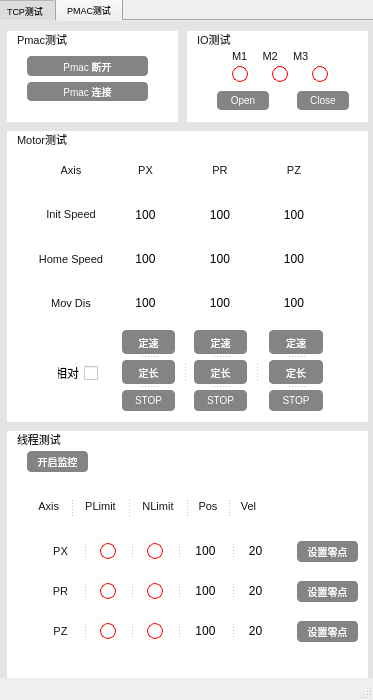
Qt form mainwindow.ui (JustanHu/WLI_Test) before a commit.
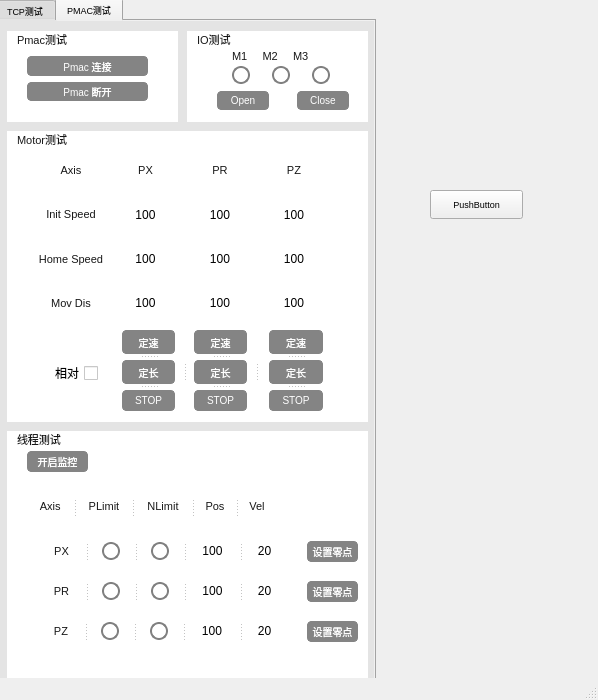
The same form after that commit. Icons and pictures are not drawn.

Diff of the .ui file:
```diff
--- a/mainwindow.ui
+++ b/mainwindow.ui
@@ -6,7 +6,7 @@
    <rect>
     <x>0</x>
     <y>0</y>
-    <width>373</width>
+    <width>598</width>
     <height>700</height>
    </rect>
   </property>
@@ -1351,7 +1351,7 @@
         <string>Pmac测试</string>
        </property>
       </widget>
-      <widget class="QWidget" name="">
+      <widget class="QWidget" name="layoutWidget">
        <property name="geometry">
         <rect>
          <x>10</x>
@@ -1395,36 +1395,36 @@
 </string>
           </property>
           <property name="text">
-           <string>Pmac 断开</string>
-          </property>
-         </widget>
-        </item>
-        <item>
-         <widget class="QPushButton" name="btn_pmacTest_Close">
-          <property name="styleSheet">
-           <string notr="true">QPushButton {
-    background-color: #848484;
-    color: white;
-    border: 1px solid #848484;
-    border-radius: 4px;
-    padding: 2px 4px;
-    font-size: 10px;
-}
-
-QPushButton:hover {
-    background-color: #636363;
-}
-
-QPushButton:pressed {
-    background-color: #424242;
-}
-</string>
-          </property>
-          <property name="text">
            <string>Pmac 连接</string>
           </property>
          </widget>
         </item>
+        <item>
+         <widget class="QPushButton" name="btn_pmacTest_Close">
+          <property name="styleSheet">
+           <string notr="true">QPushButton {
+    background-color: #848484;
+    color: white;
+    border: 1px solid #848484;
+    border-radius: 4px;
+    padding: 2px 4px;
+    font-size: 10px;
+}
+
+QPushButton:hover {
+    background-color: #636363;
+}
+
+QPushButton:pressed {
+    background-color: #424242;
+}
+</string>
+          </property>
+          <property name="text">
+           <string>Pmac 断开</string>
+          </property>
+         </widget>
+        </item>
        </layout>
       </widget>
      </widget>
@@ -1729,9 +1729,9 @@
       <widget class="QCheckBox" name="lbl_motorTest_Mode">
        <property name="geometry">
         <rect>
-         <x>50</x>
+         <x>40</x>
          <y>230</y>
-         <width>41</width>
+         <width>51</width>
          <height>24</height>
         </rect>
        </property>
@@ -2110,7 +2110,7 @@
         <rect>
          <x>20</x>
          <y>50</y>
-         <width>262</width>
+         <width>271</width>
          <height>51</height>
         </rect>
        </property>
@@ -2213,7 +2213,7 @@
         <rect>
          <x>20</x>
          <y>140</y>
-         <width>261</width>
+         <width>271</width>
          <height>41</height>
         </rect>
        </property>
@@ -2257,8 +2257,8 @@
 min-height:    14px;     
 max-width:     14px;     
 max-height:    14px;     
-border-radius: 8px;     
-border:1px solid red;  
+border-radius: 9px;     
+border:2px solid gray;  
 background: red；        
 }</string>
            </property>
@@ -2276,8 +2276,8 @@
 min-height:    14px;     
 max-width:     14px;     
 max-height:    14px;     
-border-radius: 8px;     
-border:1px solid red;  
+border-radius: 9px;     
+border:2px solid gray;  
 background: red；        
 }</string>
            </property>
@@ -2313,7 +2313,7 @@
         <rect>
          <x>20</x>
          <y>180</y>
-         <width>261</width>
+         <width>271</width>
          <height>41</height>
         </rect>
        </property>
@@ -2357,8 +2357,8 @@
 min-height:    14px;     
 max-width:     14px;     
 max-height:    14px;     
-border-radius: 8px;     
-border:1px solid red;  
+border-radius: 9px;     
+border:2px solid gray;  
 background: red；        
 }</string>
            </property>
@@ -2376,8 +2376,8 @@
 min-height:    14px;     
 max-width:     14px;     
 max-height:    14px;     
-border-radius: 8px;     
-border:1px solid red;  
+border-radius: 9px;     
+border:2px solid gray;  
 background: red；        
 }</string>
            </property>
@@ -2413,7 +2413,7 @@
         <rect>
          <x>20</x>
          <y>100</y>
-         <width>261</width>
+         <width>271</width>
          <height>41</height>
         </rect>
        </property>
@@ -2457,8 +2457,8 @@
 min-height:    14px;     
 max-width:     14px;     
 max-height:    14px;     
-border-radius: 8px;     
-border:1px solid red;  
+border-radius: 9px;     
+border:2px solid gray;  
 background: red；        
 }</string>
            </property>
@@ -2476,8 +2476,8 @@
 min-height:    14px;     
 max-width:     14px;     
 max-height:    14px;     
-border-radius: 8px;     
-border:1px solid red;  
+border-radius: 9px;     
+border:2px solid gray;  
 background: red；        
 }</string>
            </property>
@@ -2521,9 +2521,9 @@
       <widget class="QPushButton" name="btn_threadTest_PX_SetZero">
        <property name="geometry">
         <rect>
-         <x>290</x>
+         <x>300</x>
          <y>110</y>
-         <width>61</width>
+         <width>51</width>
          <height>21</height>
         </rect>
        </property>
@@ -2553,9 +2553,9 @@
       <widget class="QPushButton" name="btn_threadTest_PR_SetZero">
        <property name="geometry">
         <rect>
-         <x>290</x>
+         <x>300</x>
          <y>150</y>
-         <width>61</width>
+         <width>51</width>
          <height>21</height>
         </rect>
        </property>
@@ -2585,9 +2585,9 @@
       <widget class="QPushButton" name="btn_threadTest_PZ_SetZero">
        <property name="geometry">
         <rect>
-         <x>290</x>
+         <x>300</x>
          <y>190</y>
-         <width>61</width>
+         <width>51</width>
          <height>21</height>
         </rect>
        </property>
@@ -2652,8 +2652,8 @@
         <rect>
          <x>45</x>
          <y>35</y>
-         <width>16</width>
-         <height>16</height>
+         <width>18</width>
+         <height>18</height>
         </rect>
        </property>
        <property name="layoutDirection">
@@ -2665,8 +2665,8 @@
 min-height:    14px;     
 max-width:     14px;     
 max-height:    14px;     
-border-radius: 8px;     
-border:1px solid red;  
+border-radius: 9px;     
+border:2px solid gray;  
 background: red；        
 }</string>
        </property>
@@ -2682,8 +2682,8 @@
         <rect>
          <x>85</x>
          <y>35</y>
-         <width>16</width>
-         <height>16</height>
+         <width>18</width>
+         <height>18</height>
         </rect>
        </property>
        <property name="layoutDirection">
@@ -2695,8 +2695,8 @@
 min-height:    14px;     
 max-width:     14px;     
 max-height:    14px;     
-border-radius: 8px;     
-border:1px solid red;  
+border-radius: 9px;     
+border:2px solid gray;  
 background: red；        
 }</string>
        </property>
@@ -2776,8 +2776,8 @@
         <rect>
          <x>125</x>
          <y>35</y>
-         <width>16</width>
-         <height>16</height>
+         <width>18</width>
+         <height>18</height>
         </rect>
        </property>
        <property name="layoutDirection">
@@ -2789,8 +2789,8 @@
 min-height:    14px;     
 max-width:     14px;     
 max-height:    14px;     
-border-radius: 8px;     
-border:1px solid red;  
+border-radius: 9px;     
+border:2px solid gray;  
 background: red；        
 }</string>
        </property>
@@ -2824,6 +2824,19 @@
      </widget>
     </widget>
    </widget>
+   <widget class="QPushButton" name="pushButton">
+    <property name="geometry">
+     <rect>
+      <x>430</x>
+      <y>190</y>
+      <width>93</width>
+      <height>29</height>
+     </rect>
+    </property>
+    <property name="text">
+     <string>PushButton</string>
+    </property>
+   </widget>
   </widget>
   <widget class="QStatusBar" name="statusbar"/>
  </widget>
```
Left out of the diff: 32 changed lines with no effect on the pictures.
